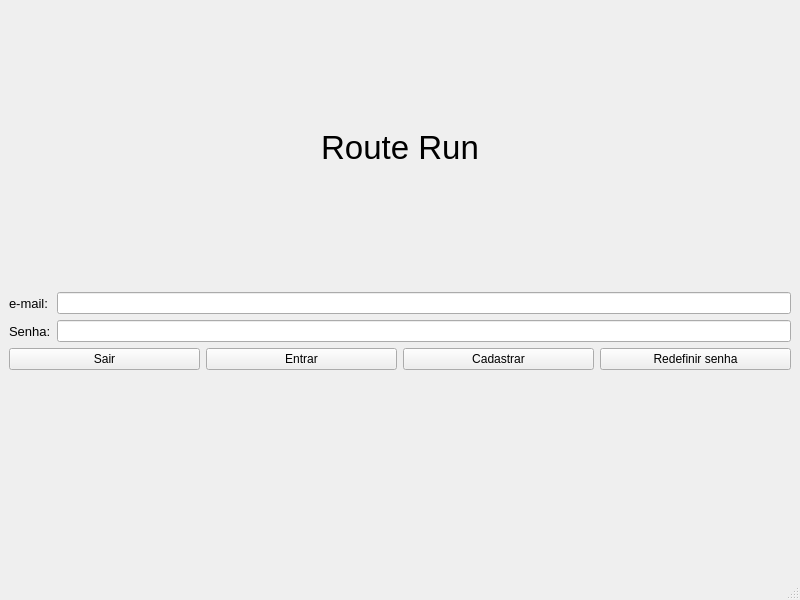
Liedsonfsa/Route-Run, file Cliente/ui/Inicial.ui: the form before one commit.
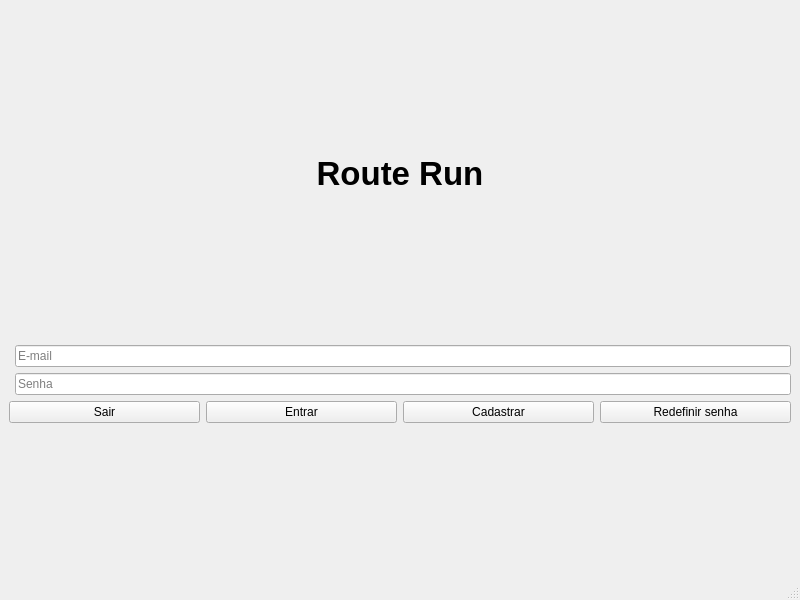
The form after the commit.

```diff
--- a/Cliente/ui/Inicial.ui
+++ b/Cliente/ui/Inicial.ui
@@ -15,11 +15,26 @@
   </property>
   <widget class="QWidget" name="centralwidget">
    <layout class="QVBoxLayout" name="verticalLayout">
+    <item>
+     <spacer name="verticalSpacer_2">
+      <property name="orientation">
+       <enum>Qt::Vertical</enum>
+      </property>
+      <property name="sizeHint" stdset="0">
+       <size>
+        <width>20</width>
+        <height>40</height>
+       </size>
+      </property>
+     </spacer>
+    </item>
     <item>
      <widget class="QLabel" name="label_3">
       <property name="font">
        <font>
         <pointsize>25</pointsize>
+        <weight>75</weight>
+        <bold>true</bold>
        </font>
       </property>
       <property name="midLineWidth">
@@ -33,40 +48,34 @@
       </property>
      </widget>
     </item>
+    <item>
+     <spacer name="verticalSpacer">
+      <property name="orientation">
+       <enum>Qt::Vertical</enum>
+      </property>
+      <property name="sizeHint" stdset="0">
+       <size>
+        <width>20</width>
+        <height>40</height>
+       </size>
+      </property>
+     </spacer>
+    </item>
     <item>
      <layout class="QFormLayout" name="formLayout">
-      <item row="0" column="0">
-       <widget class="QLabel" name="label">
-        <property name="enabled">
-         <bool>true</bool>
-        </property>
-        <property name="font">
-         <font>
-          <pointsize>10</pointsize>
-         </font>
-        </property>
-        <property name="text">
-         <string>e-mail:</string>
-        </property>
-       </widget>
-      </item>
       <item row="0" column="1">
-       <widget class="QLineEdit" name="lineEditMail"/>
-      </item>
-      <item row="1" column="0">
-       <widget class="QLabel" name="label_2">
-        <property name="font">
-         <font>
-          <pointsize>10</pointsize>
-         </font>
-        </property>
-        <property name="text">
-         <string>Senha:</string>
+       <widget class="QLineEdit" name="lineEditMail">
+        <property name="placeholderText">
+         <string>E-mail</string>
         </property>
        </widget>
       </item>
       <item row="1" column="1">
-       <widget class="QLineEdit" name="lineEditSenha"/>
+       <widget class="QLineEdit" name="lineEditSenha">
+        <property name="placeholderText">
+         <string>Senha</string>
+        </property>
+       </widget>
       </item>
       <item row="2" column="0" colspan="2">
        <layout class="QHBoxLayout" name="horizontalLayout">
@@ -102,6 +111,19 @@
       </item>
      </layout>
     </item>
+    <item>
+     <spacer name="verticalSpacer_3">
+      <property name="orientation">
+       <enum>Qt::Vertical</enum>
+      </property>
+      <property name="sizeHint" stdset="0">
+       <size>
+        <width>20</width>
+        <height>40</height>
+       </size>
+      </property>
+     </spacer>
+    </item>
    </layout>
   </widget>
   <widget class="QMenuBar" name="menubar">
```
Left out of the diff: 10 changed lines with no effect on the pictures.
